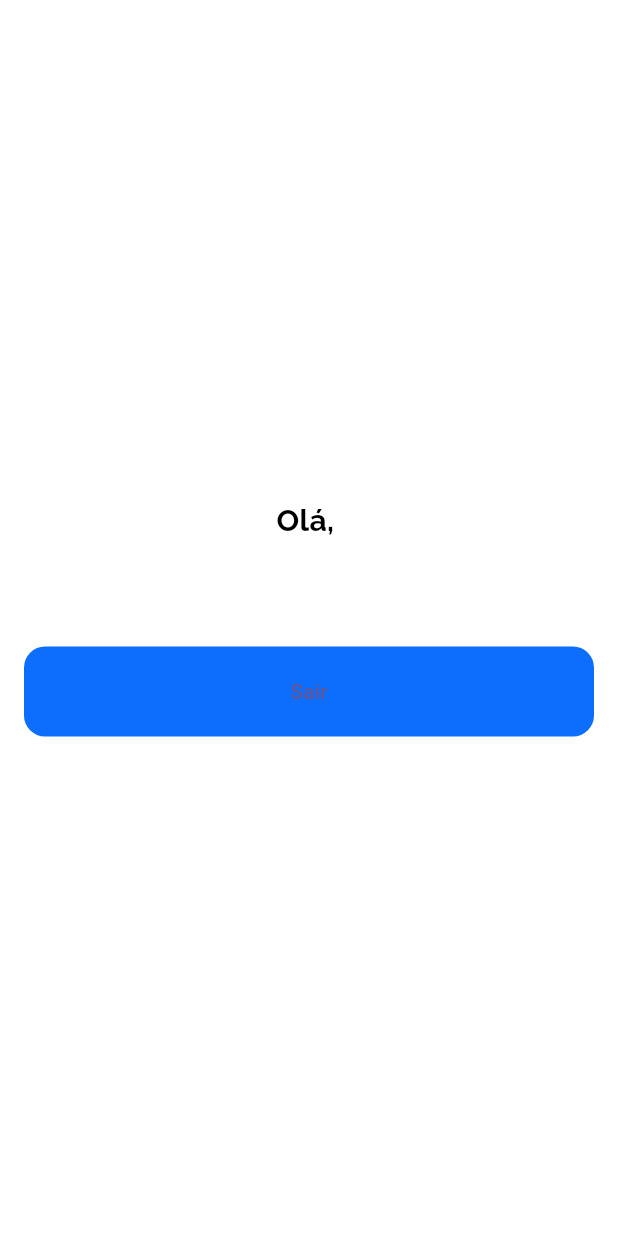
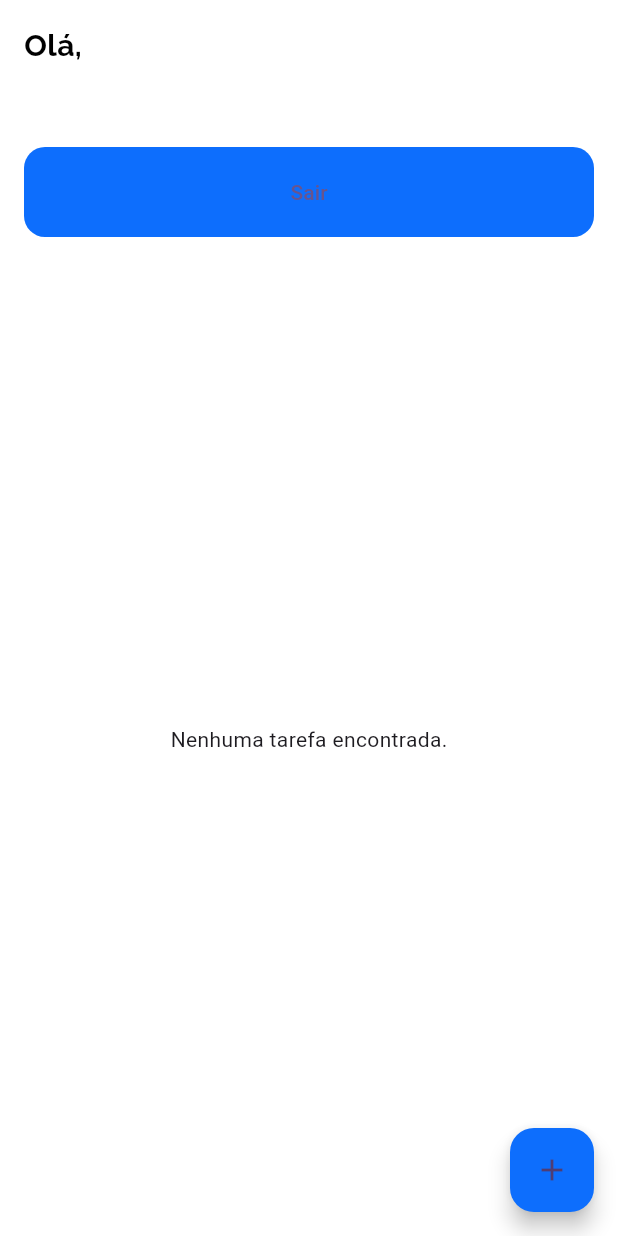
Before and after one commit to luhelenals/task-app, a Flutter app: the Home screen opened directly, on a phone screen of 412 x 824 dp. Run offline on Flutter 3.47's test engine with Material 3 defaults, Android fonts, the phone set to English and light mode, and no system bars; our stand-ins replace cloud_firestore, firebase_auth, firebase_core, fluttertoast, google_fonts, hive and 1 more; accounts and stored records are empty.

Commit message:
banco de dados hive e task service

```diff
--- a/lib/models/task_model.dart
+++ b/lib/models/task_model.dart
@@ -1,10 +1,28 @@
-class Task {
-  String id; // ID único da tarefa (pode ser o id do documento no Firebase)
-  String uid; // ID do usuário (vinculado ao Firebase Auth)
+import 'package:hive/hive.dart';
+
+part 'task_model.g.dart'; // será gerado
+
+@HiveType(typeId: 0)
+class Task extends HiveObject {
+  @HiveField(0)
+  String id;
+
+  @HiveField(1)
+  String uid;
+
+  @HiveField(2)
   String titulo;
+
+  @HiveField(3)
   String descricao;
+
+  @HiveField(4)
   DateTime dataCriacao;
+
+  @HiveField(5)
   bool concluida;
+
+  @HiveField(6)
   bool favorita;
 
   Task({
@@ -16,30 +34,4 @@ class Task {
     this.concluida = false,
     this.favorita = false,
   });
-
-  // Converter para Map (para salvar no Firebase)
-  Map<String, dynamic> toMap() {
-    return {
-      'id': id,
-      'uid': uid,
-      'titulo': titulo,
-      'descricao': descricao,
-      'dataCriacao': dataCriacao.toIso8601String(),
-      'concluida': concluida,
-      'favorita': favorita,
-    };
-  }
-
-  // Criar a partir de Map (para recuperar do Firebase)
-  factory Task.fromMap(Map<String, dynamic> map) {
-    return Task(
-      id: map['id'] ?? '',
-      uid: map['uid'] ?? '',
-      titulo: map['titulo'] ?? '',
-      descricao: map['descricao'] ?? '',
-      dataCriacao: DateTime.parse(map['dataCriacao']),
-      concluida: map['concluida'] ?? false,
-      favorita: map['favorita'] ?? false,
-    );
-  }
 }
--- a/lib/pages/home.dart
+++ b/lib/pages/home.dart
@@ -1,44 +1,78 @@
-import 'package:task_app/services/auth_service.dart';
+import 'package:flutter/material.dart';
 import 'package:firebase_auth/firebase_auth.dart';
-import 'package:flutter/material.dart';
 import 'package:google_fonts/google_fonts.dart';
+import 'package:task_app/pages/view_task.dart';
+import '../models/task_model.dart';
+import '../services/task_service.dart';
+import '../services/auth_service.dart';
 
-class Home extends StatelessWidget {
+class Home extends StatefulWidget {
   const Home({super.key});
+
+  @override
+  State<Home> createState() => _HomeState();
+}
+
+class _HomeState extends State<Home> {
+  final TaskService _taskService = TaskService();
+
+  late final String uid;
+
+  @override
+  void initState() {
+    super.initState();
+    uid = FirebaseAuth.instance.currentUser!.uid;
+  }
 
   @override
   Widget build(BuildContext context) {
     return Scaffold(
       backgroundColor: Colors.white,
+      floatingActionButton: FloatingActionButton(
+        onPressed: () {
+          // TODO: Navegar para a tela de criação de tarefa
+          Navigator.pushReplacement(
+            context,
+            MaterialPageRoute(
+              builder: (BuildContext context) => ViewTask()
+            )
+          );
+        },
+        backgroundColor: const Color(0xff0D6EFD),
+        child: const Icon(Icons.add),
+      ),
       body: SafeArea(
         child: Padding(
-          padding: const EdgeInsets.symmetric(horizontal: 16,vertical: 16),
+          padding: const EdgeInsets.symmetric(horizontal: 16, vertical: 16),
           child: Column(
-            mainAxisAlignment: MainAxisAlignment.center,
+            crossAxisAlignment: CrossAxisAlignment.start,
             children: [
-              Text(
-                  'Olá, ',
-                  style: GoogleFonts.raleway(
-                    textStyle: const TextStyle(
-                      color: Colors.black,
-                      fontWeight: FontWeight.bold,
-                      fontSize: 20
-                    )
-                  ),
+              _buildHeader(),
+              const SizedBox(height: 20),
+              Expanded(
+                child: FutureBuilder<List<Task>>(
+                  future: _taskService.getTasksByUser(uid),
+                  builder: (context, snapshot) {
+                    if (snapshot.connectionState == ConnectionState.waiting) {
+                      return const Center(child: CircularProgressIndicator());
+                    } else if (snapshot.hasError) {
+                      return Center(
+                          child: Text('Erro ao carregar tarefas: ${snapshot.error}'));
+                    } else if (!snapshot.hasData || snapshot.data!.isEmpty) {
+                      return const Center(child: Text('Nenhuma tarefa encontrada.'));
+                    }
+
+                    final tasks = snapshot.data!;
+                    return ListView.builder(
+                      itemCount: tasks.length,
+                      itemBuilder: (context, index) {
+                        final task = tasks[index];
+                        return _buildTaskCard(task);
+                      },
+                    );
+                  },
                 ),
-                const SizedBox(height: 10,),
-                Text(
-                  FirebaseAuth.instance.currentUser!.email!.toString(),
-                  style: GoogleFonts.raleway(
-                    textStyle: const TextStyle(
-                      color: Colors.black,
-                      fontWeight: FontWeight.bold,
-                      fontSize: 20
-                    )
-                  ),
-                ),
-                 const SizedBox(height: 30,),
-                _logout(context)
+              ),
             ],
           ),
         ),
@@ -46,7 +80,39 @@ class Home extends StatelessWidget {
     );
   }
 
-  Widget _logout(BuildContext context) {
+  Widget _buildHeader() {
+    final email = FirebaseAuth.instance.currentUser!.email!;
+    return Column(
+      crossAxisAlignment: CrossAxisAlignment.start,
+      children: [
+        Text(
+          'Olá,',
+          style: GoogleFonts.raleway(
+            textStyle: const TextStyle(
+              color: Colors.black,
+              fontWeight: FontWeight.bold,
+              fontSize: 20,
+            ),
+          ),
+        ),
+        const SizedBox(height: 8),
+        Text(
+          email,
+          style: GoogleFonts.raleway(
+            textStyle: const TextStyle(
+              color: Colors.black,
+              fontWeight: FontWeight.bold,
+              fontSize: 20,
+            ),
+          ),
+        ),
+        const SizedBox(height: 16),
+        _logout(),
+      ],
+    );
+  }
+
+  Widget _logout() {
     return ElevatedButton(
       style: ElevatedButton.styleFrom(
         backgroundColor: const Color(0xff0D6EFD),
@@ -62,4 +128,27 @@ class Home extends StatelessWidget {
       child: const Text("Sair"),
     );
   }
+
+  Widget _buildTaskCard(Task task) {
+    return Card(
+      elevation: 2,
+      margin: const EdgeInsets.symmetric(vertical: 8),
+      shape: RoundedRectangleBorder(borderRadius: BorderRadius.circular(12)),
+      child: ListTile(
+        leading: Icon(
+          task.concluida ? Icons.check_circle : Icons.circle_outlined,
+          color: task.concluida ? Colors.green : Colors.grey,
+        ),
+        title: Text(task.titulo),
+        subtitle: Text(task.descricao),
+        trailing: Icon(
+          task.favorita ? Icons.star : Icons.star_border,
+          color: task.favorita ? Colors.yellow[700] : Colors.grey,
+        ),
+        onTap: () {
+          // TODO: Navegar para a tela de detalhes ou edição da tarefa
+        },
+      ),
+    );
+  }
 }
```
Also changed, not shown: lib/main.dart (+11 -54 lines), lib/pages/view_task.dart (added, +122 -0 lines), lib/services/task_service.dart (added, +45 -0 lines), pubspec.yaml (+10 -1 lines), lib/models/task_model.g.dart (added), pubspec.lock, 3 other files.
